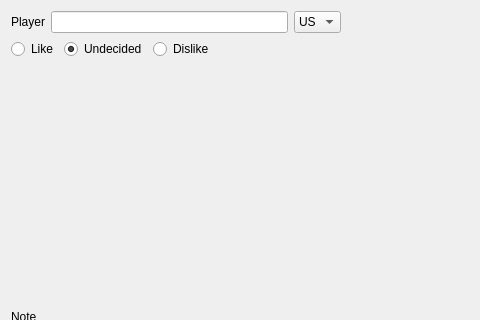
First picture: the form in OverwatchPlayerLog/UI/PlayerInfoPaneWidget.ui, repository yxbh/Overwatch-Player-Log, before the edit; both pictures show x 0 to 480 and y 0 to 320 of the 745 by 574 pixel window.
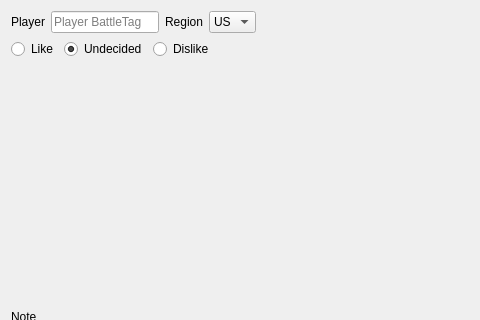
Second picture: the form after the edit.

Commit message: adjust player info pane player name field

The edit to the form file:
```diff
--- a/OverwatchPlayerLog/UI/PlayerInfoPaneWidget.ui
+++ b/OverwatchPlayerLog/UI/PlayerInfoPaneWidget.ui
@@ -30,7 +30,27 @@
       </widget>
      </item>
      <item>
-      <widget class="QLineEdit" name="lineEdit_playerBattleTag"/>
+      <widget class="QLineEdit" name="lineEdit_playerBattleTag">
+       <property name="sizePolicy">
+        <sizepolicy hsizetype="Preferred" vsizetype="Fixed">
+         <horstretch>0</horstretch>
+         <verstretch>0</verstretch>
+        </sizepolicy>
+       </property>
+       <property name="maxLength">
+        <number>50</number>
+       </property>
+       <property name="placeholderText">
+        <string>Player BattleTag</string>
+       </property>
+      </widget>
+     </item>
+     <item>
+      <widget class="QLabel" name="label">
+       <property name="text">
+        <string>Region</string>
+       </property>
+      </widget>
      </item>
      <item>
       <widget class="QComboBox" name="comboBox_owRegion">
```
